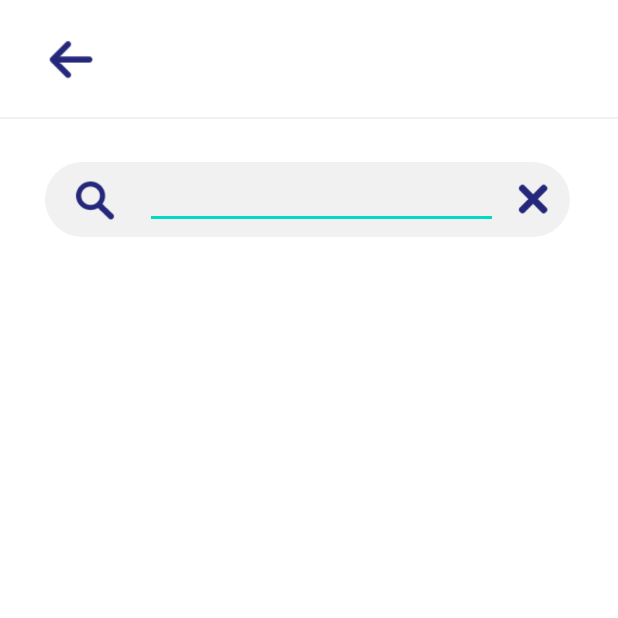
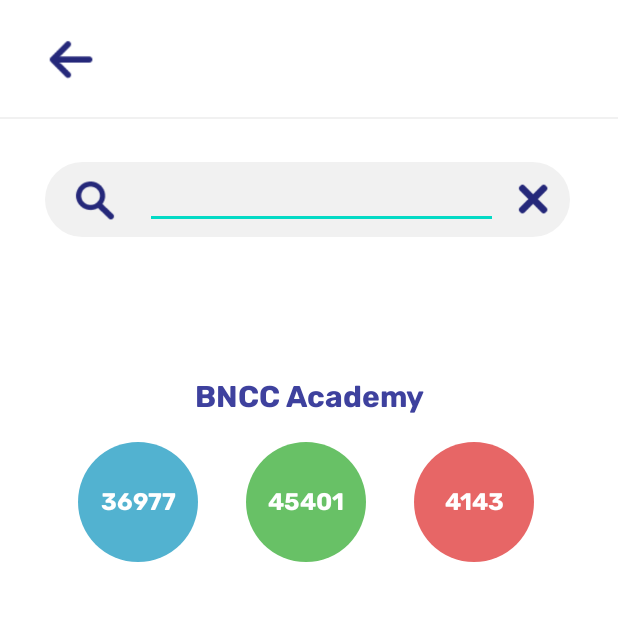
Before and after one commit to nox237/BNCCAcademy, an Android app: the SecondActivity screen opened directly, with no data from a screen before it, on a phone screen of 412 x 824 dp, the top half of it. Run offline under Robolectric (Android 15) with nearby library versions, the phone set to English and light mode, and no system bars.

Commit message:
Added new UI for city

```diff
--- /dev/null
+++ b/app/src/main/res/drawable/activity2_city_background.xml
@@ -0,0 +1,7 @@
+<?xml version="1.0" encoding="utf-8"?>
+<shape xmlns:android="http://schemas.android.com/apk/res/android"
+    android:shape='rectangle'>
+
+    <solid android:color="@color/White"/>
+    <corners android:radius="30sp" />
+</shape>
--- /dev/null
+++ b/app/src/main/res/drawable/round_green.xml
@@ -0,0 +1,8 @@
+<?xml version="1.0" encoding="utf-8"?>
+<shape xmlns:android="http://schemas.android.com/apk/res/android"
+    android:shape='rectangle'>
+
+    <solid android:color="@color/Green"/>
+    <corners android:radius="150sp"/>
+
+</shape>
--- /dev/null
+++ b/app/src/main/res/drawable/round_red.xml
@@ -0,0 +1,8 @@
+<?xml version="1.0" encoding="utf-8"?>
+<shape xmlns:android="http://schemas.android.com/apk/res/android"
+    android:shape='rectangle'>
+
+    <solid android:color="@color/Red"/>
+    <corners android:radius="150sp"/>
+
+</shape>
--- /dev/null
+++ b/app/src/main/res/drawable/round_teal.xml
@@ -0,0 +1,8 @@
+<?xml version="1.0" encoding="utf-8"?>
+<shape xmlns:android="http://schemas.android.com/apk/res/android"
+    android:shape='rectangle'>
+
+    <solid android:color="@color/Teal"/>
+    <corners android:radius="150sp"/>
+
+</shape>
--- a/app/src/main/res/layout/another_layout.xml
+++ b/app/src/main/res/layout/another_layout.xml
@@ -1,6 +1,7 @@
 <?xml version="1.0" encoding="utf-8"?>
 <androidx.constraintlayout.widget.ConstraintLayout xmlns:android="http://schemas.android.com/apk/res/android"
     xmlns:app="http://schemas.android.com/apk/res-auto"
+    xmlns:tools="http://schemas.android.com/tools"
     android:layout_width="match_parent"
     android:layout_height="match_parent"
     android:background="@color/White">
@@ -74,7 +75,8 @@
             android:textSize="16sp"
             android:autofillHints="search cities"
             android:inputType=""
-            android:id="@+id/search_input"/>
+            android:id="@+id/search_input"
+            tools:ignore="LabelFor" />
 
         <ImageView
             android:id="@+id/search_delete_btn"
@@ -86,4 +88,111 @@
 
     </LinearLayout>
 
+
+    <ScrollView
+        android:layout_width="match_parent"
+        android:layout_height="600sp"
+        app:layout_constraintBottom_toBottomOf="parent"
+        app:layout_constraintEnd_toEndOf="parent"
+        app:layout_constraintStart_toStartOf="parent">
+
+        <LinearLayout
+            android:paddingStart="20sp"
+            android:paddingEnd="20sp"
+            android:layout_width="match_parent"
+            android:layout_height="180sp"
+            android:orientation="vertical"
+            android:gravity="center"
+            android:background="@drawable/activity2_city_background">
+
+            <TextView
+                android:layout_width="wrap_content"
+                android:layout_height="0dp"
+                android:layout_marginTop="28dp"
+                android:layout_weight="1"
+                android:fontFamily="@font/rubik_bold"
+                android:gravity="center"
+                android:text="@string/app_name"
+                android:textColor="@color/Indigo"
+                android:textSize="20sp"
+                android:textStyle="bold"
+                android:paddingBottom="18sp"/>
+
+
+            <androidx.constraintlayout.widget.ConstraintLayout
+                android:layout_width="match_parent"
+                android:layout_height="wrap_content">
+
+                <LinearLayout
+                    android:id="@+id/textView2"
+                    android:layout_width="80sp"
+                    android:layout_height="80sp"
+                    android:background="@drawable/round_teal"
+                    android:orientation="vertical"
+                    app:layout_constraintBottom_toBottomOf="parent"
+                    app:layout_constraintEnd_toStartOf="@+id/textView"
+                    app:layout_constraintHorizontal_bias="0.5"
+                    app:layout_constraintStart_toStartOf="parent">
+
+                    <TextView
+                        android:layout_width="match_parent"
+                        android:layout_height="match_parent"
+                        android:text="@string/_36977"
+                        android:fontFamily="@font/rubik_bold"
+                        android:textSize="16sp"
+                        android:textColor="@color/White"
+                        android:gravity="center"/>
+
+                </LinearLayout>
+
+                <LinearLayout
+                    android:id="@+id/textView"
+                    android:layout_width="80sp"
+                    android:layout_height="80sp"
+                    android:background="@drawable/round_green"
+                    android:orientation="vertical"
+                    app:layout_constraintBottom_toBottomOf="parent"
+                    app:layout_constraintEnd_toStartOf="@+id/textView6"
+                    app:layout_constraintHorizontal_bias="0.5"
+                    app:layout_constraintStart_toEndOf="@+id/textView2">
+
+                    <TextView
+                        android:layout_width="match_parent"
+                        android:layout_height="match_parent"
+                        android:text="@string/_45401"
+                        android:fontFamily="@font/rubik_bold"
+                        android:textSize="16sp"
+                        android:textColor="@color/White"
+                        android:gravity="center"/>
+
+                </LinearLayout>
+
+                <LinearLayout
+                    android:id="@+id/textView6"
+                    android:layout_width="80sp"
+                    android:layout_height="80sp"
+                    android:layout_marginEnd="4dp"
+                    android:background="@drawable/round_red"
+                    android:orientation="vertical"
+                    app:layout_constraintBottom_toBottomOf="parent"
+                    app:layout_constraintEnd_toEndOf="parent"
+                    app:layout_constraintHorizontal_bias="0.5"
+                    app:layout_constraintStart_toEndOf="@+id/textView">
+
+                    <TextView
+                        android:layout_width="match_parent"
+                        android:layout_height="match_parent"
+                        android:text="@string/_4143"
+                        android:fontFamily="@font/rubik_bold"
+                        android:textSize="16sp"
+                        android:textColor="@color/White"
+                        android:gravity="center"/>
+
+                </LinearLayout>
+
+            </androidx.constraintlayout.widget.ConstraintLayout>
+        </LinearLayout>
+
+    </ScrollView>
+
 </androidx.constraintlayout.widget.ConstraintLayout>
```
